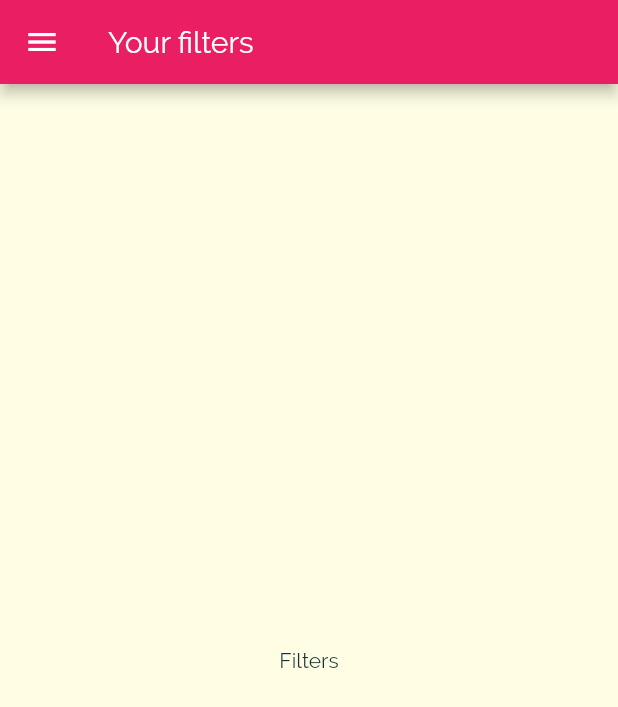
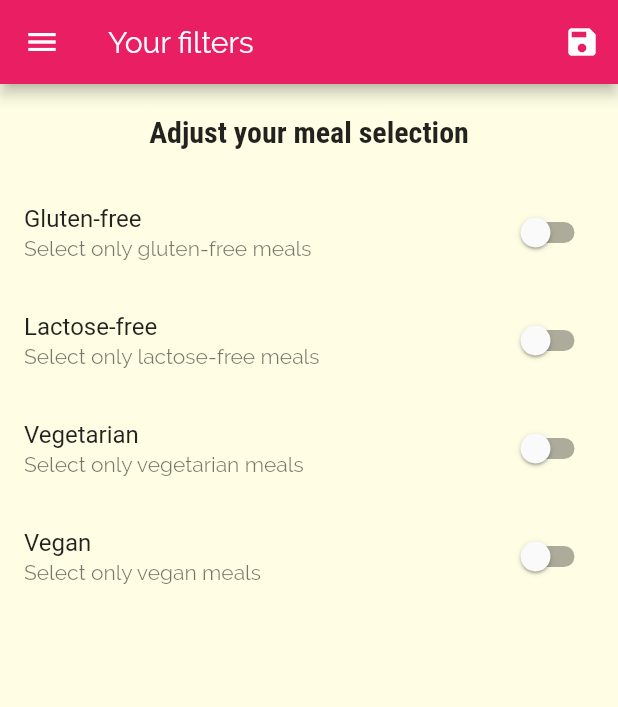
Before and after one commit to yleniapla/mealApp, a Flutter app: the FilterScreen screen opened by its route, on a phone screen of 412 x 824 dp. Shown: the top 707 px of the screen. Run offline on Flutter 3.47's test engine with Material 2 defaults, Android fonts, the phone set to English and light mode, and no system bars.

Commit message:
added filters

```diff
--- a/lib/main.dart
+++ b/lib/main.dart
@@ -1,5 +1,7 @@
 import 'package:flutter/material.dart';
 
+import './dummy-data.dart';
+import './models/meal.dart';
 import './screens/filters_screen.dart';
 import './screens/meal_detail_screen.dart';
 import './screens/category_meals_screen.dart';
@@ -7,7 +9,39 @@ import 'screens/tabs_screen.dart';
 
 void main() => runApp(MyApp());
 
-class MyApp extends StatelessWidget {
+class MyApp extends StatefulWidget {
+  @override
+  _MyAppState createState() => _MyAppState();
+}
+
+class _MyAppState extends State<MyApp> {
+  Map<String, bool> _filters = {
+    'gluten': false,
+    'lactose': false,
+    'vegan': false,
+    'vegetarian': false,
+  };
+
+  List<Meal> _availableMeals = DUMMY_MEALS;
+
+  void _setFilters(Map<String, bool> filterData) {
+    setState(() {
+      _filters = filterData;
+
+      _availableMeals = DUMMY_MEALS.where((meal) {
+        if (_filters['gluten'] && !meal.isGlutenFree) return false;
+
+        if (_filters['lactose'] && !meal.isLactoseFree) return false;
+
+        if (_filters['vegan'] && !meal.isVegan) return false;
+
+        if (_filters['vegetarian'] && !meal.isVegetarian) return false;
+
+        return true;
+      }).toList();
+    });
+  }
+
   @override
   Widget build(BuildContext context) {
     return MaterialApp(
@@ -36,9 +70,10 @@ class MyApp extends StatelessWidget {
       initialRoute: '/', //default route
       routes: {
         '/': (ctx) => TabsScreen(),
-        CategoryMealsScreen.routeName: (ctx) => CategoryMealsScreen(),
+        CategoryMealsScreen.routeName: (ctx) =>
+            CategoryMealsScreen(_availableMeals),
         MealDetailScreen.routeName: (ctx) => MealDetailScreen(),
-        FilterScreen.routeName: (ctx) => FilterScreen(),
+        FilterScreen.routeName: (ctx) => FilterScreen(_filters, _setFilters),
       },
       /* onGenerateRoute: (settings) {
         print(settings.arguments);
--- a/lib/screens/category_meals_screen.dart
+++ b/lib/screens/category_meals_screen.dart
@@ -1,11 +1,14 @@
 import 'package:flutter/material.dart';
-import 'package:flutter_complete_guide/models/meal.dart';
 
+import '../models/meal.dart';
 import '../widgets/meal_item.dart';
-import '../dummy-data.dart';
 
 class CategoryMealsScreen extends StatefulWidget {
   static const routeName = '/category-meals';
+
+  final List<Meal> availableMeals;
+
+  CategoryMealsScreen(this.availableMeals);
 
   @override
   _CategoryMealsScreenState createState() => _CategoryMealsScreenState();
@@ -28,7 +31,7 @@ class _CategoryMealsScreenState extends State<CategoryMealsScreen> {
           ModalRoute.of(context).settings.arguments as Map<String, String>;
       categoryTitle = routeArgs['title'];
       final categoryId = routeArgs['id'];
-      displayedMeals = DUMMY_MEALS.where(
+      displayedMeals = widget.availableMeals.where(
         (meal) {
           return meal.categories.contains(categoryId);
         },
--- a/lib/screens/filters_screen.dart
+++ b/lib/screens/filters_screen.dart
@@ -2,18 +2,127 @@ import 'package:flutter/material.dart';
 
 import '../widgets/main_drawer.dart';
 
-class FilterScreen extends StatelessWidget {
+class FilterScreen extends StatefulWidget {
   static const routeName = '/filters';
+
+  final Function saveFilters;
+
+  Map<String, bool> currentFilters;
+
+  FilterScreen(this.currentFilters, this.saveFilters);
+
+  @override
+  _FilterScreenState createState() => _FilterScreenState();
+}
+
+class _FilterScreenState extends State<FilterScreen> {
+  var _glutenFree = false;
+  var _vegetarian = false;
+  var _vegan = false;
+  var _lactoseFree = false;
+
+  @override initState(){
+    _glutenFree = widget.currentFilters['gluten'];
+    _lactoseFree = widget.currentFilters['lactose'];
+    _vegan = widget.currentFilters['vegan'];
+    _vegetarian = widget.currentFilters['vegetarian'];
+    super.initState();
+  }
+
+  Widget _buildSwitchListTile(String title, String description,
+      var currentValue, Function updateValue) {
+    return SwitchListTile(
+        title: Text(title),
+        value: currentValue,
+        subtitle: Text(description),
+        onChanged: updateValue);
+  }
 
   @override
   Widget build(BuildContext context) {
     return Scaffold(
       appBar: AppBar(
         title: Text("Your filters"),
+        actions: <Widget>[
+          IconButton(
+            icon: Icon(Icons.save),
+            onPressed: () {
+              final selectedFilters = {
+                'gluten': _glutenFree,
+                'lactose': _lactoseFree,
+                'vegan': _vegan,
+                'vegetarian': _vegetarian,
+              };
+              widget.saveFilters(selectedFilters);
+            },
+          ),
+        ],
       ),
       drawer: MainDrawer(),
-      body: Center(
-        child: Text('Filters'),
+      body: Column(
+        children: <Widget>[
+          Container(
+            padding: EdgeInsets.all(20),
+            child: Text(
+              "Adjust your meal selection",
+              style: Theme.of(context).textTheme.title,
+            ),
+          ),
+          Expanded(
+            child: ListView(
+              children: <Widget>[
+                _buildSwitchListTile(
+                  "Gluten-free",
+                  "Select only gluten-free meals",
+                  _glutenFree,
+                  (newValue) {
+                    setState(
+                      () {
+                        _glutenFree = newValue;
+                      },
+                    );
+                  },
+                ),
+                _buildSwitchListTile(
+                  "Lactose-free",
+                  "Select only lactose-free meals",
+                  _lactoseFree,
+                  (newValue) {
+                    setState(
+                      () {
+                        _lactoseFree = newValue;
+                      },
+                    );
+                  },
+                ),
+                _buildSwitchListTile(
+                  "Vegetarian",
+                  "Select only vegetarian meals",
+                  _vegetarian,
+                  (newValue) {
+                    setState(
+                      () {
+                        _vegetarian = newValue;
+                      },
+                    );
+                  },
+                ),
+                _buildSwitchListTile(
+                  "Vegan",
+                  "Select only vegan meals",
+                  _vegan,
+                  (newValue) {
+                    setState(
+                      () {
+                        _vegan = newValue;
+                      },
+                    );
+                  },
+                ),
+              ],
+            ),
+          )
+        ],
       ),
     );
   }
```
